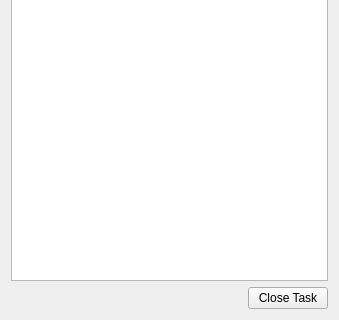
The window that asistente_ladm_col/ui/transition_system/transition_system_task_panel_widget.ui (SwissTierrasColombia/Asistente-LADM-COL) describes before a commit, drawn with Qt 5; both pictures show x 0 to 339 and y 305 to 625 of the 339 by 625 pixel window.
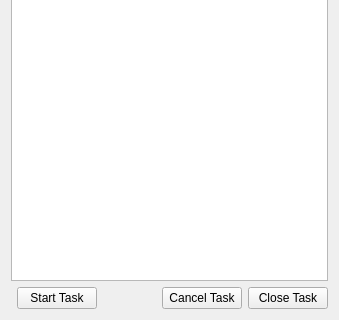
The same window after the commit. Icons and pictures are not drawn.

Commit message: [db] feat: Start tasks from the GUI

Patch:
```diff
--- a/asistente_ladm_col/ui/transition_system/transition_system_task_panel_widget.ui
+++ b/asistente_ladm_col/ui/transition_system/transition_system_task_panel_widget.ui
@@ -180,6 +180,13 @@
    </item>
    <item row="7" column="1">
     <layout class="QHBoxLayout" name="horizontalLayout_3">
+     <item>
+      <widget class="QPushButton" name="btn_start_task">
+       <property name="text">
+        <string>Start Task</string>
+       </property>
+      </widget>
+     </item>
      <item>
       <spacer name="horizontalSpacer">
        <property name="orientation">
@@ -193,6 +200,13 @@
        </property>
       </spacer>
      </item>
+     <item>
+      <widget class="QPushButton" name="btn_cancel_task">
+       <property name="text">
+        <string>Cancel Task</string>
+       </property>
+      </widget>
+     </item>
      <item>
       <widget class="QPushButton" name="btn_close_task">
        <property name="text">
```
The commit also changes 5 other files.
